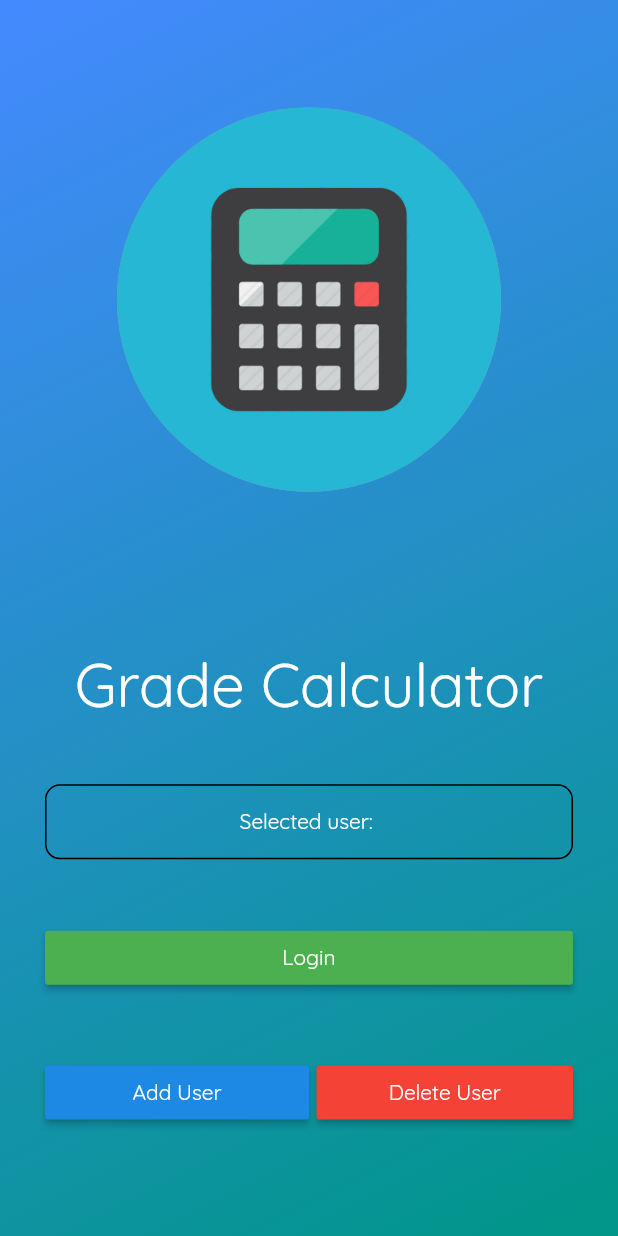
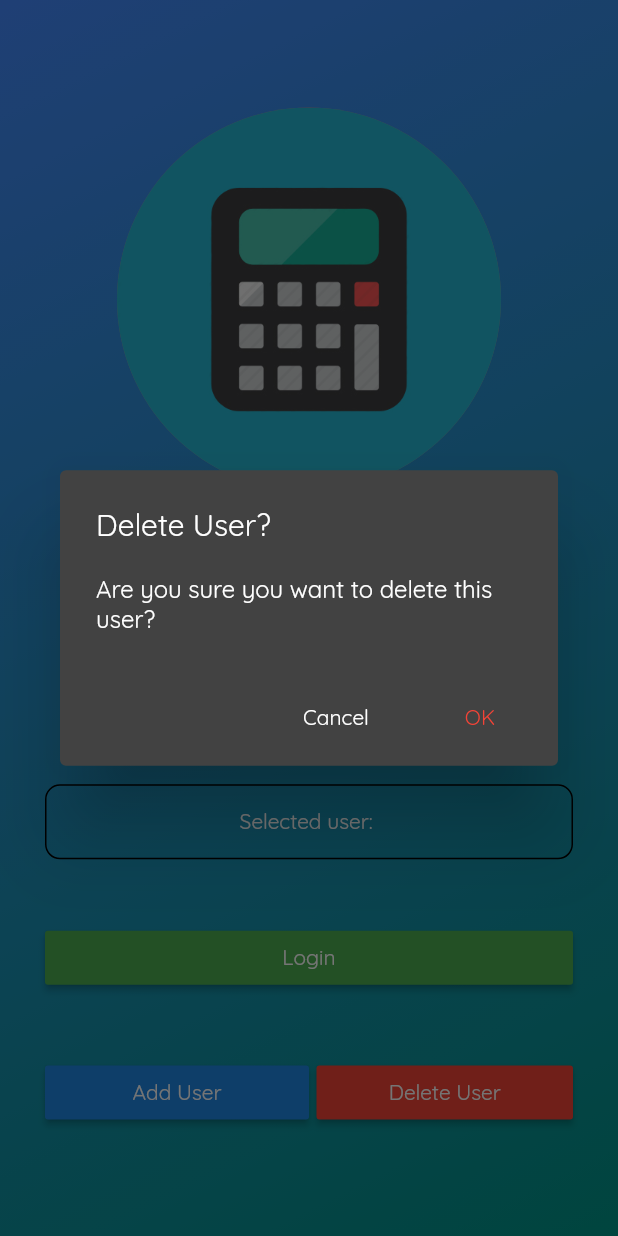
Before and after one commit to mima47/gradeCalcAndroid, a Flutter app: the screen it shows after launch, after a tap on "Delete User", on a phone screen of 412 x 824 dp. Run offline on Flutter 3.47's test engine with Material 2 defaults, Android fonts, the phone set to English and light mode, and no system bars; our stand-ins replace double_back_to_close_app, flutter_spinkit, sqflite; accounts and stored records are empty.

Commit message:
Delete user dialog

```diff
--- a/lib/screens/login_screen.dart
+++ b/lib/screens/login_screen.dart
@@ -154,10 +154,37 @@ class _LoginScreenState extends State<LoginScreen> {
                         margin: EdgeInsets.fromLTRB(5, 0, 0, 0),
                         child: RaisedButton(
                           onPressed: (){
-                            dbhelper.deleteUser(selectedUser);
-                            setState(() {
-                              selectedUser = User(nick: '', username: '', password: '', instCode: '');
-                            });
+                            showDialog(
+                              context: context,
+                              builder: (_) => AlertDialog(
+                                title: Text('Delete User?'),
+                                content: Text('Are you sure you want to delete this user?'),
+                                actions: [
+                                  FlatButton(
+                                    child: Text('Cancel'),
+                                    onPressed: (){
+                                      Navigator.of(context).pop();
+                                    },
+                                  ),
+                                  FlatButton(
+                                    child: Text(
+                                      'OK',
+                                      style: TextStyle(
+                                        color: Colors.red
+                                      ),
+                                    ),
+                                    onPressed: (){
+                                      dbhelper.deleteUser(selectedUser);
+                                      setState(() {
+                                        selectedUser = User(nick: '', username: '', password: '', instCode: '');
+                                      });
+                                      Navigator.of(context).pop();
+                                    },
+                                  )
+                                ],
+                              ),
+                              barrierDismissible: false
+                            );
                           },
                           child: Text(
                             'Delete User',
```
